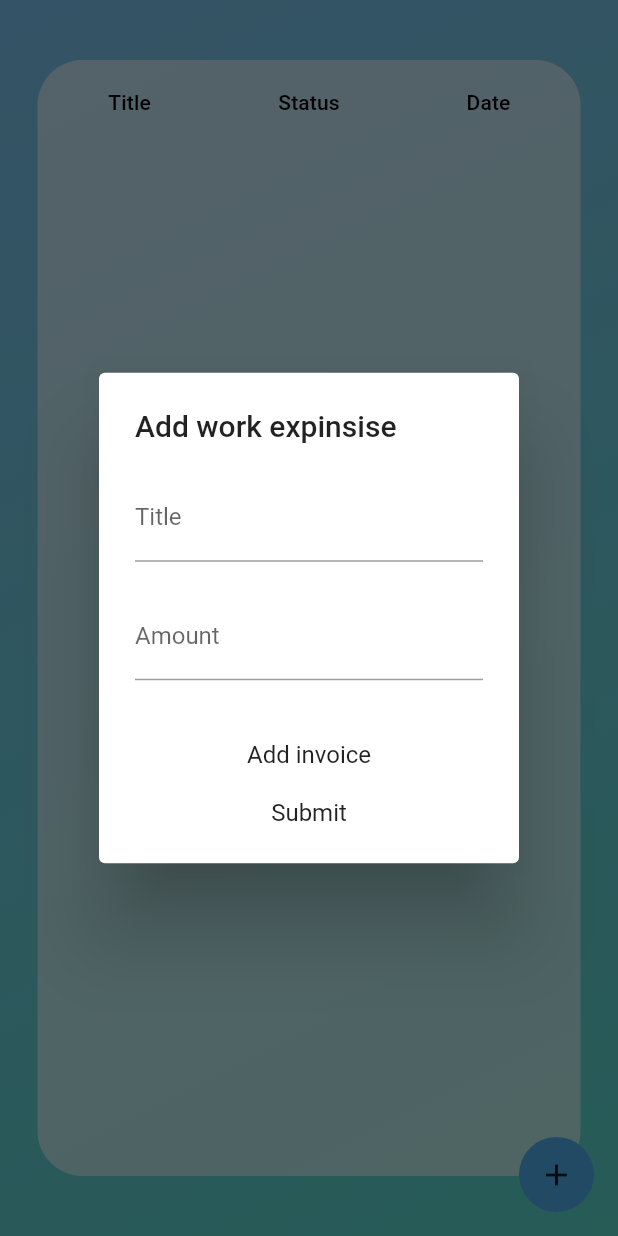
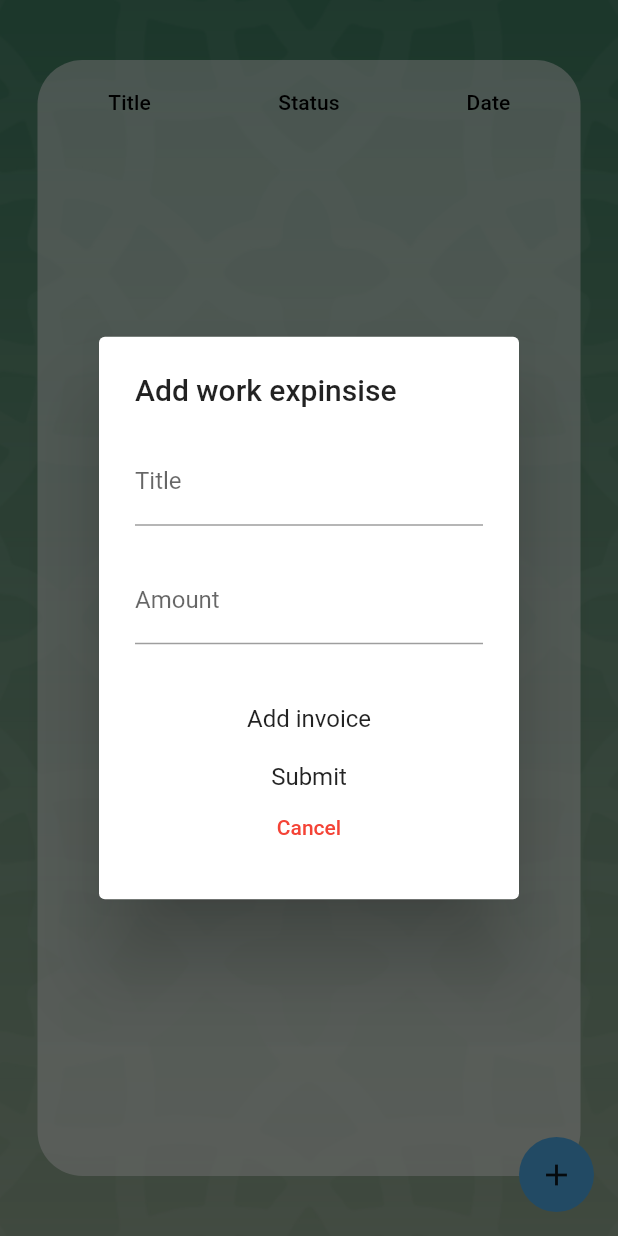
Before and after one commit to loye22/HRMSmobileApp, a Flutter app: the workExpensesScreen screen opened by its route, after a tap on the "add" icon, on a phone screen of 412 x 824 dp. Run offline on Flutter 3.47's test engine with Material 2 defaults, Android fonts, the phone set to English and light mode, and no system bars; drawn by our look-alikes of data_table_2; our stand-ins replace cloud_firestore, dot_navigation_bar, email_validator, file_picker, firebase_auth, firebase_core and 12 more; accounts and stored records are empty.

Commit message:
fix the work exp back button bug in the iphone version adn add new background to the app

```diff
--- a/lib/models/AppColors.dart
+++ b/lib/models/AppColors.dart
@@ -5,16 +5,13 @@ class AppColors {
   static const Color color2 = Color(0xFF1FBAAB);
   static Color colorWithOpacity =
       Colors.grey.shade200.withOpacity(0.25); // Example color 2
-  static const BoxDecoration decoration = BoxDecoration(
-    gradient: LinearGradient(
-      begin: Alignment.topLeft,
-      end: Alignment.bottomRight,
-      colors: [
-        color1, // Start color
-        color2, // End color
-      ],
-    ),
+  static const BoxDecoration decoration =  BoxDecoration(
+    image: DecorationImage(
+        image: AssetImage("assets/tstiBackGround.jpg"), fit: BoxFit.cover),
   );
+
+
+
   static BoxDecoration decoration2 = BoxDecoration(
    // borderRadius: BorderRadius.circular(30),
     color: Colors.grey.shade200.withOpacity(0.25),
--- a/lib/screens/workExpensesScreen.dart
+++ b/lib/screens/workExpensesScreen.dart
@@ -61,7 +61,8 @@ class _workExpensesScreenState extends State<workExpensesScreen> {
                         content: StatefulBuilder(
                           builder:
                               (BuildContext context, StateSetter setState) =>
-                                  Column(
+                                  SingleChildScrollView(
+                                    child: Column(
                             mainAxisSize: MainAxisSize.min,
                             children: [
                               TextField(
@@ -70,7 +71,8 @@ class _workExpensesScreenState extends State<workExpensesScreen> {
                                     labelText: 'Title',
                                 ),
                               ),
-                              SizedBox(height: 20), TextField(
+                              SizedBox(height: 20),
+                              TextField(
                                 controller: _textEditingController2,
                                 keyboardType: TextInputType.number,
                                 decoration: InputDecoration(
@@ -208,7 +210,11 @@ class _workExpensesScreenState extends State<workExpensesScreen> {
                                           ),
                                         ],
                                       ),
+                              TextButton(onPressed: (){
+                                Navigator.of(context).pop();
+                              }, child: Text('Cancel' , style: TextStyle(color: Colors.red),))
                             ],
+                          ),
                                   ),
                         ),
                       ),
@@ -301,8 +307,9 @@ class _workExpensesScreenState extends State<workExpensesScreen> {
 
   Future<List<Map<String, dynamic>>> retrieveAllWorkExpData() async {
     try {
+
       QuerySnapshot querySnapshot =
-          await FirebaseFirestore.instance.collection('workExp').get();
+          await FirebaseFirestore.instance.collection('workExp').where('eid',isEqualTo:FirebaseAuth.instance.currentUser!.uid.toString()).get();
       List<Map<String, dynamic>> data = [];
 
       if (querySnapshot.docs.isNotEmpty) {
```
Also changed, not shown: assets/tstiBackGround.jpg (added). Lines whose indentation alone changed are shown as unchanged.
